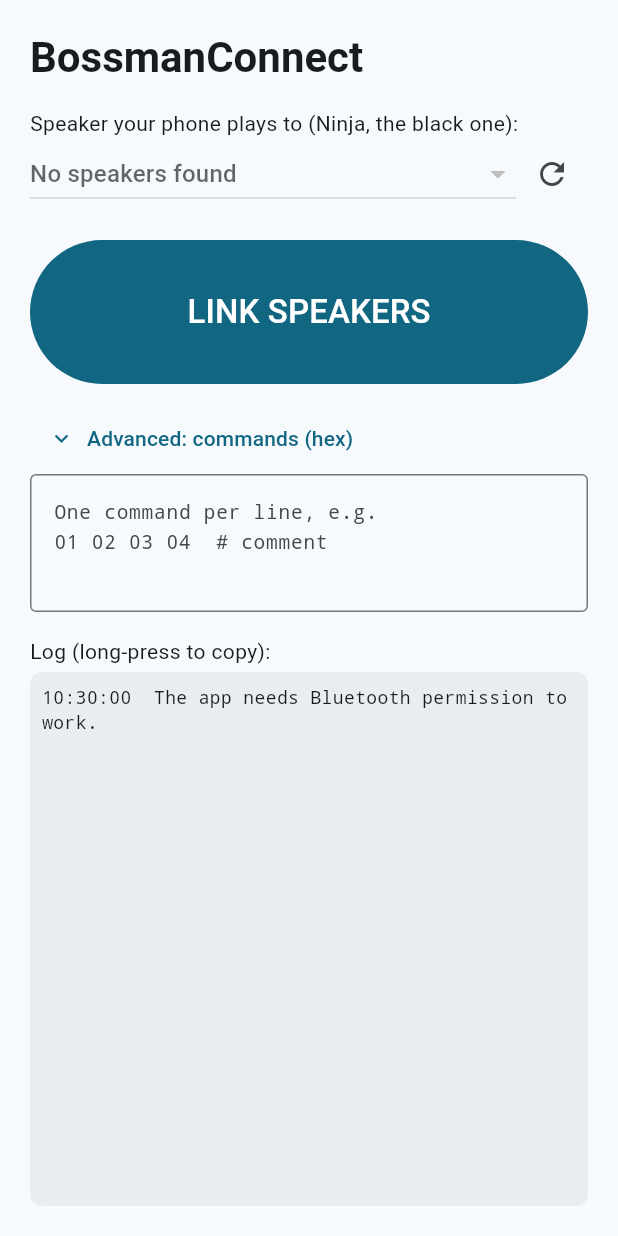
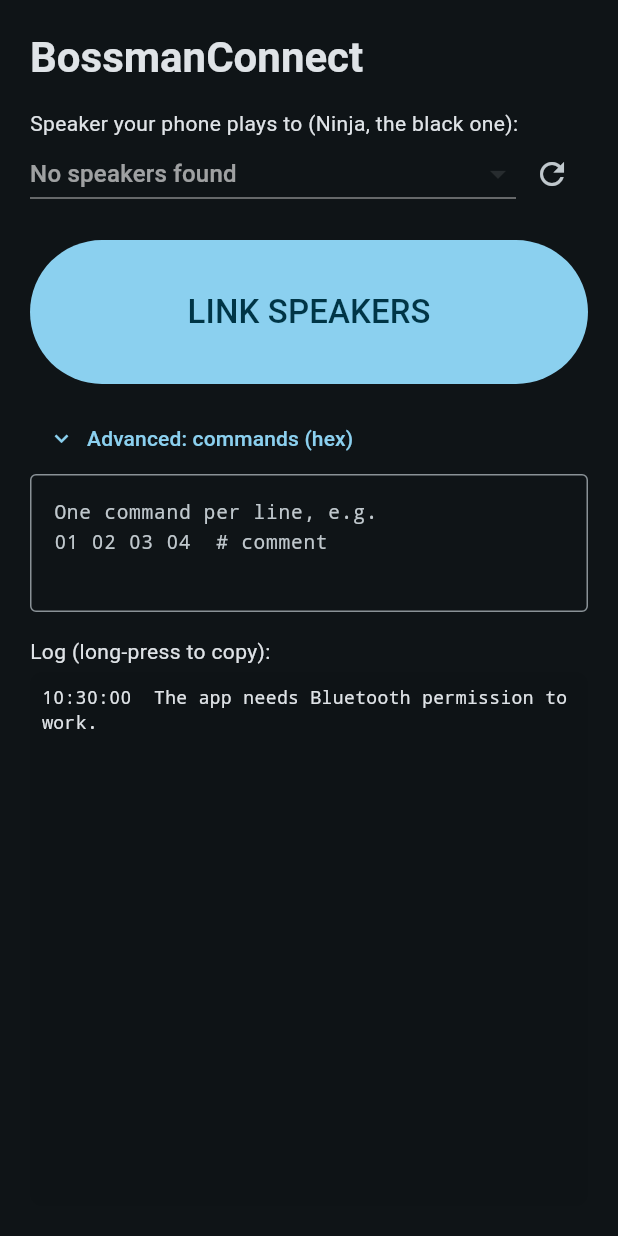
Before and after one commit to Oresonlig/BossmanConnect, a Flutter app: the screen it shows after launch, on a phone screen of 412 x 824 dp. Run offline on Flutter 3.47's test engine with Material 3 defaults, Android fonts, the phone set to English and light mode, and no system bars; missing offline and left inert: ota_update.

Commit message:
Dark mode as default
Co-Authored-By: Claude Opus 5.5 <noreply@anthropic.com>
Claude-Session: https://claude.ai/code/session_01JCShhbBDqqKvfivR3yHMEr

```diff
--- a/lib/main.dart
+++ b/lib/main.dart
@@ -14,6 +14,9 @@ class BossmanApp extends StatelessWidget {
       title: 'BossmanConnect',
       debugShowCheckedModeBanner: false,
       theme: ThemeData(colorSchemeSeed: Colors.blueGrey, useMaterial3: true),
+      darkTheme: ThemeData(
+          colorSchemeSeed: Colors.blueGrey, brightness: Brightness.dark, useMaterial3: true),
+      themeMode: ThemeMode.dark, // mörkt läge som standard (Niklas önskemål)
       home: const HomePage(),
     );
   }
```
